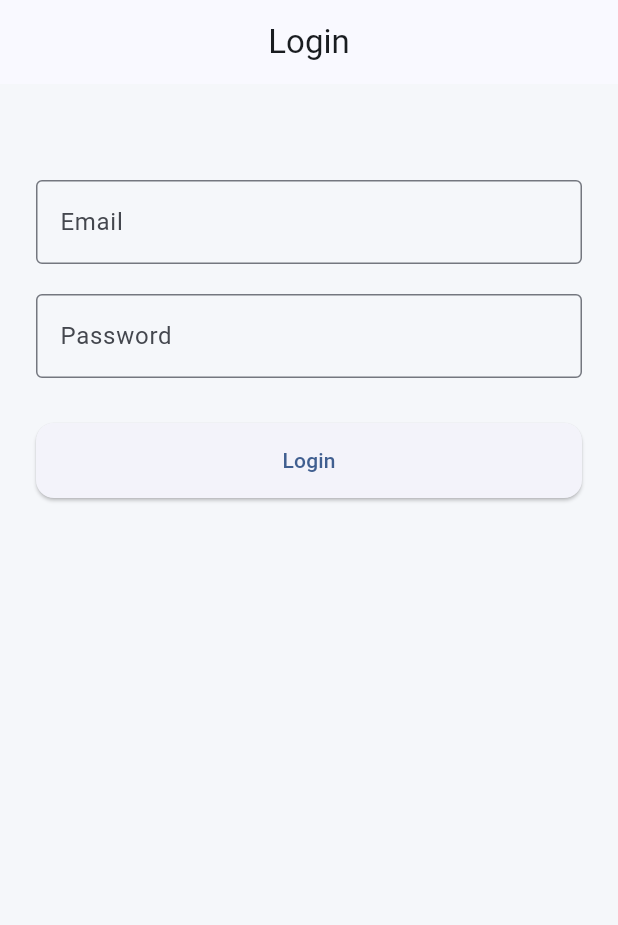
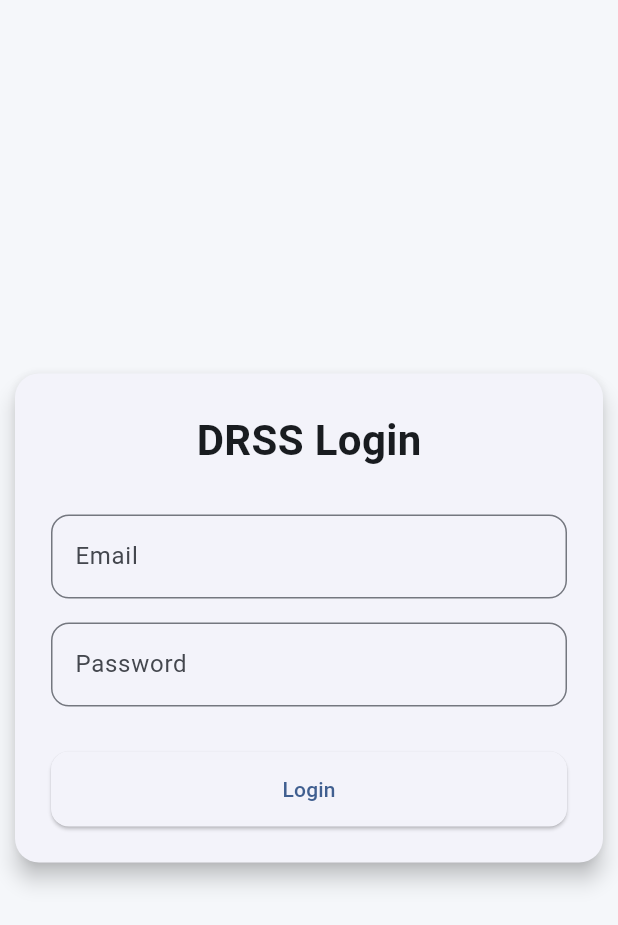
Before and after one commit to Kidanedg/DRSS, a Flutter app: the screen it shows after launch, on a phone screen of 412 x 824 dp. Shown: the top 925 px of the screen. Run offline on Flutter 3.47's test engine with Material 3 defaults, Android fonts, the phone set to English and light mode, and no system bars; our stand-ins replace firebase_core, go_router; accounts and stored records are empty.

Commit message:
Refactor LoginScreen layout and remove appBar

```diff
--- a/lib/screens/auth/login_screen.dart
+++ b/lib/screens/auth/login_screen.dart
@@ -1,69 +1,69 @@
 import 'package:flutter/material.dart';
 
+import '../../core/constants/app_colors.dart';
 import '../dashboard/dashboard_screen.dart';
 
 class LoginScreen extends StatelessWidget {
-
   const LoginScreen({super.key});
 
   @override
   Widget build(BuildContext context) {
-
     return Scaffold(
-
-      appBar: AppBar(
-        title: const Text("Login"),
-      ),
-
-      body: Padding(
-
+      backgroundColor: AppColors.background,
+      body: Center(
+        child: SizedBox(
+          width: 400,
+          child: Card(
+            elevation: 6,
+            child: Padding(
               padding: const EdgeInsets.all(24),
-
               child: Column(
-
+                mainAxisSize: MainAxisSize.min,
                 children: [
-
-            const SizedBox(height: 40),
-
-            TextField(
-              decoration: InputDecoration(
-                labelText: "Email",
-                border: OutlineInputBorder(),
+                  const Text(
+                    "DRSS Login",
+                    style: TextStyle(
+                      fontSize: 28,
+                      fontWeight: FontWeight.bold,
                     ),
                   ),
 
-            const SizedBox(height: 20),
+                  const SizedBox(height: 30),
 
-            TextField(
+                  const TextField(
+                    decoration: InputDecoration(
+                      labelText: "Email",
+                    ),
+                  ),
+
+                  const SizedBox(height: 16),
+
+                  const TextField(
                     obscureText: true,
                     decoration: InputDecoration(
                       labelText: "Password",
-                border: OutlineInputBorder(),
                     ),
                   ),
 
                   const SizedBox(height: 30),
 
                   ElevatedButton(
-
                     onPressed: () {
-
                       Navigator.pushReplacement(
-
                         context,
-
                         MaterialPageRoute(
-
                           builder: (_) => const DashboardScreen(),
                         ),
                       );
                     },
-
                     child: const Text("Login"),
                   ),
                 ],
               ),
             ),
+          ),
+        ),
+      ),
     );
   }
 }
```
Lines whose indentation alone changed are shown as unchanged.
